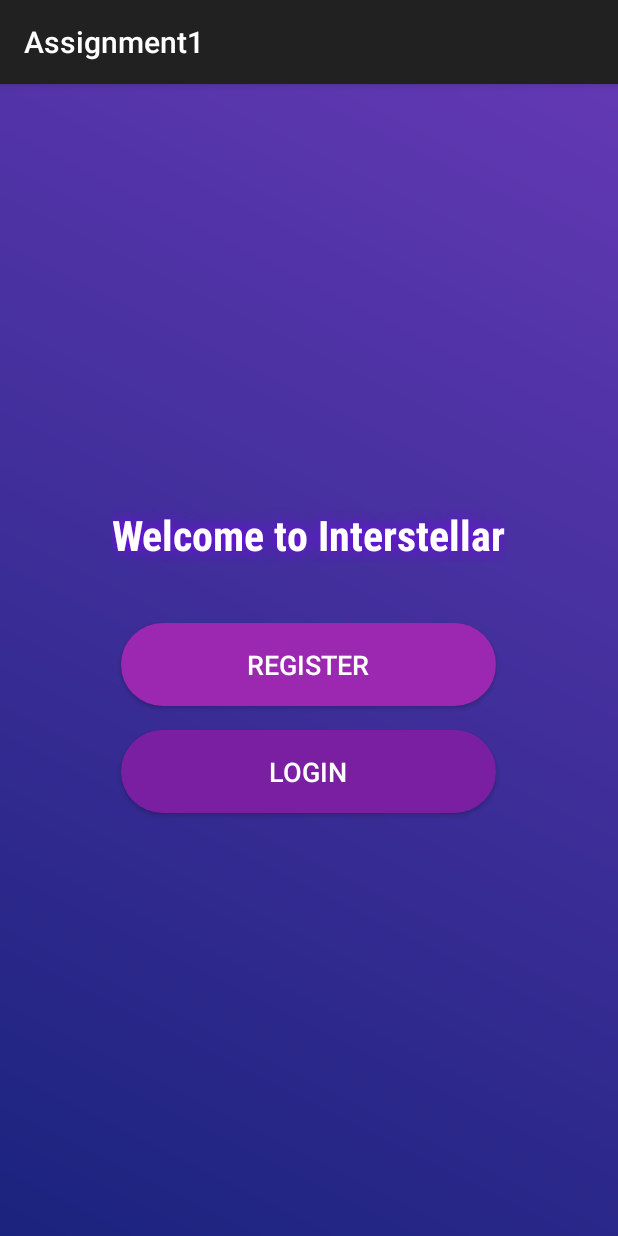
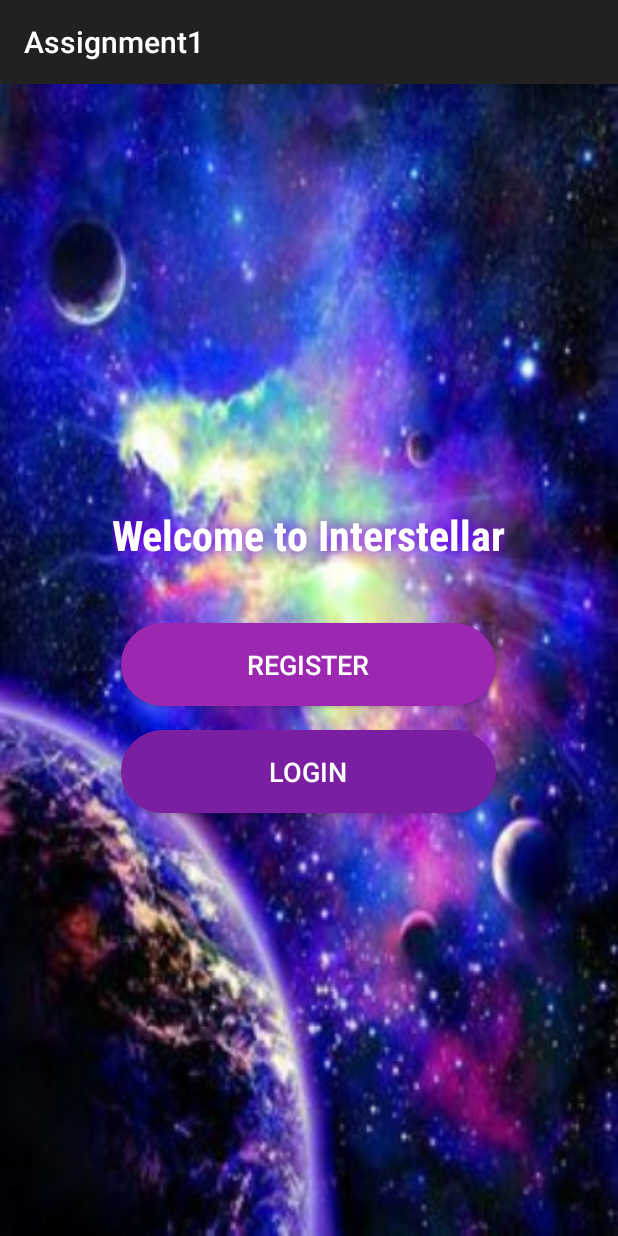
Before and after one commit to kertyn1/Interstellar, an Android app: the screen it shows after launch (MainActivity), on a phone screen of 412 x 824 dp. Run offline under Robolectric (Android 15) with nearby library versions, the phone set to English and light mode, and no system bars; our stand-ins replace Firebase (no records; nobody signed in at launch, a user with empty details on screens opened directly).

Commit message:
changed main activity style

```diff
--- a/app/build.gradle.kts
+++ b/app/build.gradle.kts
@@ -43,4 +43,5 @@ dependencies {
     testImplementation(libs.junit)
     androidTestImplementation(libs.ext.junit)
     androidTestImplementation(libs.espresso.core)
+
 }
--- a/app/src/main/AndroidManifest.xml
+++ b/app/src/main/AndroidManifest.xml
@@ -1,6 +1,8 @@
 <?xml version="1.0" encoding="utf-8"?>
 <manifest xmlns:android="http://schemas.android.com/apk/res/android"
     xmlns:tools="http://schemas.android.com/tools">
+
+    <uses-permission android:name="android.permission.INTERNET"/>
 
     <application
         android:allowBackup="true"
--- a/app/src/main/res/layout/activity_main.xml
+++ b/app/src/main/res/layout/activity_main.xml
@@ -1,12 +1,12 @@
-<?xml version="1.0" encoding="utf-8"?>
-<androidx.coordinatorlayout.widget.CoordinatorLayout xmlns:android="http://schemas.android.com/apk/res/android"
+<androidx.coordinatorlayout.widget.CoordinatorLayout
+    xmlns:android="http://schemas.android.com/apk/res/android"
     xmlns:app="http://schemas.android.com/apk/res-auto"
     xmlns:tools="http://schemas.android.com/tools"
     android:layout_width="match_parent"
     android:layout_height="match_parent"
     tools:context=".MainActivity">
 
-    <!-- Background -->
+    <!-- Main Background (Image) -->
     <LinearLayout
         android:id="@+id/main"
         android:layout_width="match_parent"
@@ -14,7 +14,7 @@
         android:orientation="vertical"
         android:gravity="center"
         android:padding="24dp"
-        android:background="@drawable/gradient_background_log">
+        android:background="@drawable/main_activity_back">
 
         <!-- Title -->
         <TextView
```
Also changed, not shown: app/src/main/res/drawable/gradient_background_timer.xml (deleted, +0 -8 lines), app/src/main/res/drawable/main_activity_back.jpg (added), build.gradle.kts (line endings or trailing spaces).
